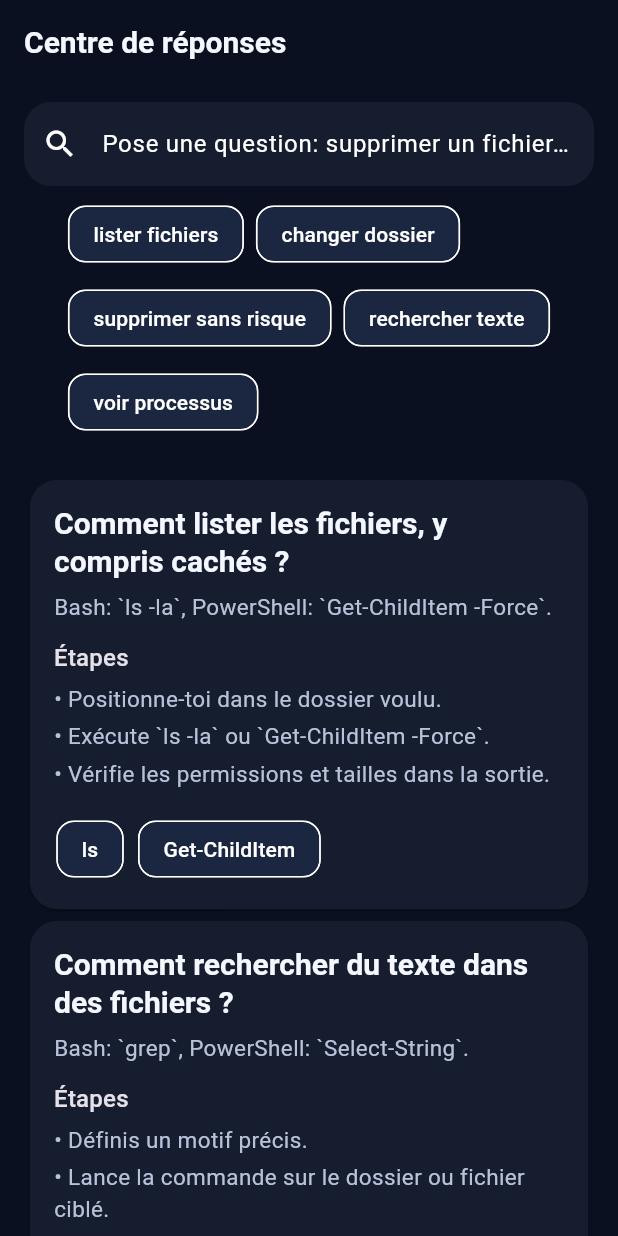
After one commit to stephaneG-frep/shell_bash_bridge, a Flutter app: the AnswersScreen screen opened by its route, after a tap on "lister fichiers", on a phone screen of 412 x 824 dp. The commit adds this screen. Run offline on Flutter 3.47's test engine with Material 3 defaults, Android fonts, the phone set to English and light mode, and no system bars; our stand-ins replace flutter_riverpod, go_router, shared_preferences; accounts and stored records are empty; Roboto replaces fonts that are missing (SF Pro Display).

Commit message:
amélioration

```diff
--- a/lib/app/router.dart
+++ b/lib/app/router.dart
@@ -3,6 +3,7 @@ import 'package:go_router/go_router.dart';
 import '../core/utils/enums.dart';
 import '../features/commands/presentation/command_detail_screen.dart';
 import '../features/commands/presentation/commands_screen.dart';
+import '../features/answers/presentation/answers_screen.dart';
 import '../features/compare/presentation/compare_screen.dart';
 import '../features/favorites/presentation/favorites_screen.dart';
 import '../features/home/presentation/home_screen.dart';
@@ -26,30 +27,49 @@ final appRouter = GoRouter(
       branches: [
         StatefulShellBranch(
           routes: [
-            GoRoute(path: '/home', builder: (context, state) => const HomeScreen()),
+            GoRoute(
+              path: '/home',
+              builder: (context, state) => const HomeScreen(),
+            ),
           ],
         ),
         StatefulShellBranch(
           routes: [
-            GoRoute(path: '/bash', builder: (context, state) => const BashScreen()),
+            GoRoute(
+              path: '/bash',
+              builder: (context, state) => const BashScreen(),
+            ),
           ],
         ),
         StatefulShellBranch(
           routes: [
-            GoRoute(path: '/compare', builder: (context, state) => const CompareScreen()),
+            GoRoute(
+              path: '/compare',
+              builder: (context, state) => const CompareScreen(),
+            ),
           ],
         ),
         StatefulShellBranch(
           routes: [
-            GoRoute(path: '/favorites', builder: (context, state) => const FavoritesScreen()),
+            GoRoute(
+              path: '/favorites',
+              builder: (context, state) => const FavoritesScreen(),
+            ),
           ],
         ),
         StatefulShellBranch(
           routes: [
-            GoRoute(path: '/progress', builder: (context, state) => const ProgressScreen()),
+            GoRoute(
+              path: '/progress',
+              builder: (context, state) => const ProgressScreen(),
+            ),
           ],
         ),
       ],
+    ),
+    GoRoute(
+      path: '/answers',
+      builder: (context, state) => const AnswersScreen(),
     ),
     GoRoute(
       path: '/powershell',
@@ -59,31 +79,41 @@ final appRouter = GoRouter(
       path: '/commands',
       builder: (context, state) {
         final shellName = state.uri.queryParameters['shell'];
-        final shell = ShellType.values.where((e) => e.name == shellName).firstOrNull;
+        final shell = ShellType.values
+            .where((e) => e.name == shellName)
+            .firstOrNull;
         return CommandsScreen(initialShell: shell);
       },
     ),
     GoRoute(
       path: '/command/:id',
-      builder: (context, state) => CommandDetailScreen(commandId: state.pathParameters['id']!),
+      builder: (context, state) =>
+          CommandDetailScreen(commandId: state.pathParameters['id']!),
     ),
     GoRoute(
       path: '/quiz',
       builder: (context, state) {
         final shellName = state.uri.queryParameters['shell'];
-        final shell = ShellType.values.where((e) => e.name == shellName).firstOrNull;
+        final shell = ShellType.values
+            .where((e) => e.name == shellName)
+            .firstOrNull;
         return QuizScreen(shellType: shell);
       },
     ),
     GoRoute(
       path: '/quiz-result',
       builder: (context, state) {
-        final score = int.tryParse(state.uri.queryParameters['score'] ?? '0') ?? 0;
-        final total = int.tryParse(state.uri.queryParameters['total'] ?? '0') ?? 0;
+        final score =
+            int.tryParse(state.uri.queryParameters['score'] ?? '0') ?? 0;
+        final total =
+            int.tryParse(state.uri.queryParameters['total'] ?? '0') ?? 0;
         return QuizResultScreen(score: score, total: total);
       },
     ),
-    GoRoute(path: '/settings', builder: (context, state) => const SettingsScreen()),
+    GoRoute(
+      path: '/settings',
+      builder: (context, state) => const SettingsScreen(),
+    ),
   ],
 );
 
--- /dev/null
+++ b/lib/features/answers/data/mock_answers.dart
@@ -0,0 +1,146 @@
+import '../../../core/utils/enums.dart';
+import '../domain/answer_entry.dart';
+
+const mockAnswers = <AnswerEntry>[
+  AnswerEntry(
+    id: 'a_pwd',
+    question: 'Comment savoir dans quel dossier je suis ?',
+    shortAnswer: 'Utilise `pwd` en Bash ou `Get-Location` en PowerShell.',
+    steps: [
+      'Ouvre ton terminal.',
+      'Tape la commande adaptée au shell.',
+      'Lis le chemin absolu affiché.',
+    ],
+    tags: ['dossier', 'chemin', 'where am i', 'pwd', 'get-location'],
+    relatedCommandIds: ['bash_pwd', 'ps_get_location'],
+  ),
+  AnswerEntry(
+    id: 'a_list_files',
+    question: 'Comment lister les fichiers, y compris cachés ?',
+    shortAnswer: 'Bash: `ls -la`, PowerShell: `Get-ChildItem -Force`.',
+    steps: [
+      'Positionne-toi dans le dossier voulu.',
+      'Exécute `ls -la` ou `Get-ChildItem -Force`.',
+      'Vérifie les permissions et tailles dans la sortie.',
+    ],
+    tags: ['liste', 'fichiers', 'cachés', 'ls', 'dir'],
+    relatedCommandIds: ['bash_ls', 'ps_get_child_item'],
+  ),
+  AnswerEntry(
+    id: 'a_change_dir',
+    question: 'Comment changer de dossier proprement ?',
+    shortAnswer: 'Utilise `cd` (Bash) ou `Set-Location` (PowerShell).',
+    steps: [
+      'Copie le chemin cible.',
+      'Mets des guillemets si le chemin contient des espaces.',
+      'Vérifie avec `pwd` ou `Get-Location`.',
+    ],
+    tags: ['cd', 'set-location', 'navigation', 'répertoire'],
+    relatedCommandIds: [
+      'bash_cd',
+      'ps_set_location',
+      'bash_pwd',
+      'ps_get_location',
+    ],
+  ),
+  AnswerEntry(
+    id: 'a_create_file',
+    question: 'Comment créer un fichier rapidement ?',
+    shortAnswer: 'Bash: `touch`, PowerShell: `New-Item -ItemType File`.',
+    steps: [
+      'Choisis le nom du fichier.',
+      'Crée le fichier avec la commande de ton shell.',
+      'Vérifie qu’il existe avec `ls` ou `Get-ChildItem`.',
+    ],
+    tags: ['créer fichier', 'touch', 'new-item'],
+    relatedCommandIds: ['bash_touch', 'ps_new_item'],
+  ),
+  AnswerEntry(
+    id: 'a_copy_move',
+    question: 'Quelle différence entre copier et déplacer ?',
+    shortAnswer:
+        'Copier garde l’original (`cp`/`Copy-Item`), déplacer le retire de la source (`mv`/`Move-Item`).',
+    steps: [
+      'Copie quand tu veux conserver la source.',
+      'Déplace quand tu veux changer emplacement ou nom.',
+      'Teste sur des fichiers non critiques au début.',
+    ],
+    tags: ['copier', 'déplacer', 'cp', 'mv', 'copy-item', 'move-item'],
+    relatedCommandIds: ['bash_cp', 'bash_mv', 'ps_copy_item', 'ps_move_item'],
+  ),
+  AnswerEntry(
+    id: 'a_delete_safe',
+    question: 'Comment supprimer sans faire d’erreur ?',
+    shortAnswer:
+        'Vérifie toujours le chemin avant `rm`/`Remove-Item`, et simule quand possible.',
+    steps: [
+      'Confirme le dossier courant (`pwd` / `Get-Location`).',
+      'Teste le chemin (`Test-Path` en PowerShell).',
+      'Supprime ensuite la cible exacte.',
+    ],
+    tags: ['supprimer', 'rm', 'remove-item', 'sécurité'],
+    relatedCommandIds: [
+      'bash_rm',
+      'ps_remove_item',
+      'ps_test_path',
+      'bash_pwd',
+    ],
+  ),
+  AnswerEntry(
+    id: 'a_find_text',
+    question: 'Comment rechercher du texte dans des fichiers ?',
+    shortAnswer: 'Bash: `grep`, PowerShell: `Select-String`.',
+    steps: [
+      'Définis un motif précis.',
+      'Lance la commande sur le dossier ou fichier ciblé.',
+      'Affiche le numéro de ligne quand c’est utile.',
+    ],
+    tags: ['recherche texte', 'grep', 'select-string', 'pattern'],
+    relatedCommandIds: ['bash_grep', 'ps_select_string'],
+  ),
+  AnswerEntry(
+    id: 'a_process',
+    question: 'Comment voir les processus actifs ?',
+    shortAnswer: 'Bash: `ps` / `top`, PowerShell: `Get-Process`.',
+    steps: [
+      'Affiche une liste instantanée avec `ps` ou `Get-Process`.',
+      'Pour du temps réel, utilise `top` côté Bash.',
+      'Trie ou filtre selon le nom du processus.',
+    ],
+    tags: ['processus', 'ps', 'top', 'get-process'],
+    relatedCommandIds: ['bash_ps', 'bash_top', 'ps_get_process'],
+  ),
+  AnswerEntry(
+    id: 'a_vars_ps',
+    question: 'Comment gérer les variables en PowerShell ?',
+    shortAnswer:
+        'Utilise `Set-Variable` pour définir et `Get-Variable` pour lire.',
+    steps: [
+      'Crée la variable avec un nom clair.',
+      'Lis-la avec `Get-Variable`.',
+      'Distingue variable de session et variable d’environnement.',
+    ],
+    tags: ['variable', 'powershell', 'set-variable', 'get-variable'],
+    relatedCommandIds: ['ps_set_variable', 'ps_get_variable'],
+    shellType: ShellType.powershell,
+  ),
+  AnswerEntry(
+    id: 'a_quiz_progress',
+    question: 'Comment progresser vite avec l’app ?',
+    shortAnswer:
+        'Enchaîne: apprendre, tester, mettre en favori, refaire un quiz.',
+    steps: [
+      'Consulte 5 commandes débutant.',
+      'Ajoute les plus utiles en favoris.',
+      'Fais un quiz ciblé Bash ou PowerShell.',
+      'Observe ta progression et tes badges.',
+    ],
+    tags: ['progression', 'quiz', 'favoris', 'apprendre'],
+    relatedCommandIds: [
+      'bash_pwd',
+      'bash_ls',
+      'ps_get_location',
+      'ps_get_child_item',
+    ],
+  ),
+];
--- /dev/null
+++ b/lib/features/answers/domain/answer_entry.dart
@@ -0,0 +1,21 @@
+import '../../../core/utils/enums.dart';
+
+class AnswerEntry {
+  const AnswerEntry({
+    required this.id,
+    required this.question,
+    required this.shortAnswer,
+    required this.steps,
+    required this.tags,
+    required this.relatedCommandIds,
+    this.shellType,
+  });
+
+  final String id;
+  final String question;
+  final String shortAnswer;
+  final List<String> steps;
+  final List<String> tags;
+  final List<String> relatedCommandIds;
+  final ShellType? shellType;
+}
--- /dev/null
+++ b/lib/features/answers/presentation/answers_screen.dart
@@ -0,0 +1,80 @@
+import 'package:flutter/material.dart';
+import 'package:flutter_riverpod/flutter_riverpod.dart';
+
+import '../../../app/theme/app_spacing.dart';
+import '../../../core/widgets/app_search_bar.dart';
+import '../../../core/widgets/empty_state_view.dart';
+import '../../../providers/app_providers.dart';
+import 'widgets/answer_card.dart';
+
+class AnswersScreen extends ConsumerWidget {
+  const AnswersScreen({super.key});
+
+  @override
+  Widget build(BuildContext context, WidgetRef ref) {
+    final query = ref.watch(answerQueryProvider);
+    final answers = ref.watch(filteredAnswersProvider);
+
+    return Scaffold(
+      appBar: AppBar(title: const Text('Centre de réponses')),
+      body: Column(
+        children: [
+          Padding(
+            padding: const EdgeInsets.fromLTRB(
+              AppSpacing.lg,
+              AppSpacing.md,
+              AppSpacing.lg,
+              AppSpacing.sm,
+            ),
+            child: AppSearchBar(
+              hintText:
+                  'Pose une question: supprimer un fichier, rechercher texte...',
+              onChanged: (value) =>
+                  ref.read(answerQueryProvider.notifier).state = value,
+            ),
+          ),
+          Padding(
+            padding: const EdgeInsets.symmetric(horizontal: AppSpacing.lg),
+            child: Wrap(
+              spacing: AppSpacing.sm,
+              runSpacing: AppSpacing.sm,
+              children:
+                  [
+                        'lister fichiers',
+                        'changer dossier',
+                        'supprimer sans risque',
+                        'rechercher texte',
+                        'voir processus',
+                      ]
+                      .map(
+                        (s) => ActionChip(
+                          label: Text(s),
+                          onPressed: () =>
+                              ref.read(answerQueryProvider.notifier).state = s,
+                        ),
+                      )
+                      .toList(),
+            ),
+          ),
+          const SizedBox(height: AppSpacing.sm),
+          Expanded(
+            child: answers.isEmpty
+                ? EmptyStateView(
+                    icon: Icons.help_outline,
+                    title: 'Pas encore de réponse',
+                    message: query.trim().isEmpty
+                        ? 'Pose une question pour obtenir un guide pas à pas.'
+                        : 'Essaie avec des mots-clés plus simples.',
+                  )
+                : ListView.builder(
+                    padding: const EdgeInsets.all(AppSpacing.lg),
+                    itemCount: answers.length,
+                    itemBuilder: (context, index) =>
+                        AnswerCard(entry: answers[index]),
+                  ),
+          ),
+        ],
+      ),
+    );
+  }
+}
--- /dev/null
+++ b/lib/features/answers/presentation/widgets/answer_card.dart
@@ -0,0 +1,59 @@
+import 'package:flutter/material.dart';
+import 'package:flutter_riverpod/flutter_riverpod.dart';
+import 'package:go_router/go_router.dart';
+
+import '../../../../app/theme/app_spacing.dart';
+import '../../../../providers/app_providers.dart';
+import '../../domain/answer_entry.dart';
+
+class AnswerCard extends ConsumerWidget {
+  const AnswerCard({super.key, required this.entry});
+
+  final AnswerEntry entry;
+
+  @override
+  Widget build(BuildContext context, WidgetRef ref) {
+    return Card(
+      child: Padding(
+        padding: const EdgeInsets.all(AppSpacing.lg),
+        child: Column(
+          crossAxisAlignment: CrossAxisAlignment.start,
+          children: [
+            Text(entry.question, style: Theme.of(context).textTheme.titleLarge),
+            const SizedBox(height: AppSpacing.sm),
+            Text(
+              entry.shortAnswer,
+              style: Theme.of(context).textTheme.bodyMedium,
+            ),
+            const SizedBox(height: AppSpacing.md),
+            Text('Étapes', style: Theme.of(context).textTheme.titleMedium),
+            const SizedBox(height: AppSpacing.xs),
+            ...entry.steps.map(
+              (s) => Padding(
+                padding: const EdgeInsets.only(bottom: AppSpacing.xs),
+                child: Text(
+                  '• $s',
+                  style: Theme.of(context).textTheme.bodyMedium,
+                ),
+              ),
+            ),
+            if (entry.relatedCommandIds.isNotEmpty) ...[
+              const SizedBox(height: AppSpacing.md),
+              Wrap(
+                spacing: AppSpacing.sm,
+                runSpacing: AppSpacing.sm,
+                children: entry.relatedCommandIds.map((id) {
+                  final command = ref.watch(commandByIdProvider(id));
+                  return ActionChip(
+                    label: Text(command?.name ?? id.replaceAll('_', ' ')),
+                    onPressed: () => context.push('/command/$id'),
+                  );
+                }).toList(),
+              ),
+            ],
+          ],
+        ),
+      ),
+    );
+  }
+}
--- a/lib/features/home/presentation/home_screen.dart
+++ b/lib/features/home/presentation/home_screen.dart
@@ -28,6 +28,10 @@ class HomeScreen extends ConsumerWidget {
         title: const Text('Shell-Bash-Bridge'),
         actions: [
           IconButton(
+            onPressed: () => context.push('/answers'),
+            icon: const Icon(Icons.help_center_outlined),
+          ),
+          IconButton(
             onPressed: () => context.push('/settings'),
             icon: const Icon(Icons.settings_outlined),
           ),
@@ -37,7 +41,10 @@ class HomeScreen extends ConsumerWidget {
         child: ListView(
           padding: const EdgeInsets.all(AppSpacing.lg),
           children: [
-            Text('Commencer ici', style: Theme.of(context).textTheme.titleLarge),
+            Text(
+              'Commencer ici',
+              style: Theme.of(context).textTheme.titleLarge,
+            ),
             const SizedBox(height: AppSpacing.sm),
             Text(
               'Apprends Bash et PowerShell étape par étape, puis compare les commandes.',
@@ -51,6 +58,13 @@ class HomeScreen extends ConsumerWidget {
               },
             ),
             const SizedBox(height: AppSpacing.lg),
+            HomeHeroCard(
+              title: 'Trouver ma réponse',
+              subtitle: 'Question libre, réponse guidée et commandes liées.',
+              icon: Icons.psychology_alt_outlined,
+              color: AppColors.secondaryAccent,
+              onTap: () => context.push('/answers'),
+            ),
             HomeHeroCard(
               title: 'Apprendre Bash',
               subtitle: 'Navigation, fichiers, système, scripts.',
@@ -97,7 +111,9 @@ class HomeScreen extends ConsumerWidget {
                 isFavorite: progress.favoriteCommandIds.contains(item.id),
                 onTap: () => context.push('/command/${item.id}'),
                 onFavoriteTap: () {
-                  ref.read(userProgressProvider.notifier).toggleFavorite(item.id);
+                  ref
+                      .read(userProgressProvider.notifier)
+                      .toggleFavorite(item.id);
                 },
               ),
             ),
@@ -111,7 +127,9 @@ class HomeScreen extends ConsumerWidget {
                   isFavorite: true,
                   onTap: () => context.push('/command/${item.id}'),
                   onFavoriteTap: () {
-                    ref.read(userProgressProvider.notifier).toggleFavorite(item.id);
+                    ref
+                        .read(userProgressProvider.notifier)
+                        .toggleFavorite(item.id);
                   },
                 ),
               ),
@@ -127,7 +145,8 @@ class HomeScreen extends ConsumerWidget {
             ),
             const SizedBox(height: AppSpacing.lg),
             FilledButton.tonalIcon(
-              onPressed: () => context.push('/quiz?shell=${ShellType.bash.name}'),
+              onPressed: () =>
+                  context.push('/quiz?shell=${ShellType.bash.name}'),
               icon: const Icon(Icons.quiz_outlined),
               label: const Text('Quiz Bash rapide'),
             ),
--- a/lib/providers/app_providers.dart
+++ b/lib/providers/app_providers.dart
@@ -6,6 +6,8 @@ import 'package:shared_preferences/shared_preferences.dart';
 import '../core/constants/app_strings.dart';
 import '../core/utils/enums.dart';
 import '../features/categories/domain/command_category.dart';
+import '../features/answers/data/mock_answers.dart';
+import '../features/answers/domain/answer_entry.dart';
 import '../features/commands/data/commands_repository.dart';
 import '../features/commands/domain/command_item.dart';
 import '../features/compare/data/mock_comparisons.dart';
@@ -34,9 +36,62 @@ final comparisonsProvider = Provider<List<CommandComparison>>((ref) {
   return mockComparisons;
 });
 
-final quizQuestionsProvider = Provider.family<List<QuizQuestion>, ShellType?>((ref, shell) {
+final answersProvider = Provider<List<AnswerEntry>>((ref) {
+  return mockAnswers;
+});
+
+final answerQueryProvider = StateProvider<String>((ref) => '');
+
+final filteredAnswersProvider = Provider<List<AnswerEntry>>((ref) {
+  final query = ref.watch(answerQueryProvider).trim().toLowerCase();
+  final answers = ref.watch(answersProvider);
+  if (query.isEmpty) return answers;
+
+  final tokens = query
+      .split(RegExp(r'\s+'))
+      .where((t) => t.isNotEmpty)
+      .toList();
+  int scoreFor(AnswerEntry entry) {
+    var score = 0;
+    final haystack = [
+      entry.question.toLowerCase(),
+      entry.shortAnswer.toLowerCase(),
+      ...entry.tags.map((e) => e.toLowerCase()),
+      ...entry.steps.map((e) => e.toLowerCase()),
+    ].join(' ');
+
+    for (final token in tokens) {
+      if (haystack.contains(token)) {
+        score += 2;
+      }
+      if (entry.question.toLowerCase().contains(token)) {
+        score += 2;
+      }
+      if (entry.tags.any((tag) => tag.toLowerCase().contains(token))) {
+        score += 3;
+      }
+    }
+    return score;
+  }
+
+  final ranked =
+      answers
+          .map((e) => (entry: e, score: scoreFor(e)))
+          .where((item) => item.score > 0)
+          .toList()
+        ..sort((a, b) => b.score.compareTo(a.score));
+
+  return ranked.map((item) => item.entry).toList();
+});
+
+final quizQuestionsProvider = Provider.family<List<QuizQuestion>, ShellType?>((
+  ref,
+  shell,
+) {
   if (shell == null) return mockQuizQuestions;
-  return mockQuizQuestions.where((q) => q.shellType == null || q.shellType == shell).toList();
+  return mockQuizQuestions
+      .where((q) => q.shellType == null || q.shellType == shell)
+      .toList();
 });
 
 class CommandFilterState {
@@ -95,7 +150,8 @@ class CommandFilterNotifier extends StateNotifier<CommandFilterState> {
     state = state.copyWith(difficulty: value);
   }
 
-  void setOnlyFavorites(bool value) => state = state.copyWith(onlyFavorites: value);
+  void setOnlyFavorites(bool value) =>
+      state = state.copyWith(onlyFavorites: value);
 
   void setShell(ShellType? value) {
     if (value == null) {
@@ -110,9 +166,10 @@ class CommandFilterNotifier extends StateNotifier<CommandFilterState> {
   }
 }
 
-final commandFilterProvider = StateNotifierProvider<CommandFilterNotifier, CommandFilterState>((ref) {
-  return CommandFilterNotifier();
-});
+final commandFilterProvider =
+    StateNotifierProvider<CommandFilterNotifier, CommandFilterState>((ref) {
+      return CommandFilterNotifier();
+    });
 
 class UserProgressNotifier extends StateNotifier<UserProgress> {
   UserProgressNotifier() : super(UserProgress.initial()) {
@@ -145,7 +202,11 @@ class UserProgressNotifier extends StateNotifier<UserProgress> {
     await _save();
   }
 
-  Future<void> markCommandViewed(String commandId, ShellType shellType, int totalInShell) async {
+  Future<void> markCommandViewed(
+    String commandId,
+    ShellType shellType,
+    int totalInShell,
+  ) async {
     final viewed = [...state.viewedCommandIds];
     if (!viewed.contains(commandId)) {
       viewed.add(commandId);
@@ -158,7 +219,9 @@ class UserProgressNotifier extends StateNotifier<UserProgress> {
       viewedCommandIds: viewed,
       bashProgress: totalInShell == 0 && shellType == ShellType.bash
           ? state.bashProgress
-          : (shellType == ShellType.bash ? (viewedBash / totalInShell).clamp(0, 1) : state.bashProgress),
+          : (shellType == ShellType.bash
+                ? (viewedBash / totalInShell).clamp(0, 1)
+                : state.bashProgress),
       powershellProgress: totalInShell == 0 && shellType == ShellType.powershell
           ? state.powershellProgress
           : (shellType == ShellType.powershell
@@ -210,13 +273,17 @@ class UserProgressNotifier extends StateNotifier<UserProgress> {
   }
 }
 
-final userProgressProvider = StateNotifierProvider<UserProgressNotifier, UserProgress>((ref) {
-  return UserProgressNotifier();
-});
+final userProgressProvider =
+    StateNotifierProvider<UserProgressNotifier, UserProgress>((ref) {
+      return UserProgressNotifier();
+    });
 
 final favoriteCommandsProvider = Provider<List<CommandItem>>((ref) {
   final favorites = ref.watch(userProgressProvider).favoriteCommandIds.toSet();
-  return ref.watch(allCommandsProvider).where((cmd) => favorites.contains(cmd.id)).toList();
+  return ref
+      .watch(allCommandsProvider)
+      .where((cmd) => favorites.contains(cmd.id))
+      .toList();
 });
 
 final filteredCommandsProvider = Provider<List<CommandItem>>((ref) {
@@ -225,14 +292,21 @@ final filteredCommandsProvider = Provider<List<CommandItem>>((ref) {
   final favorites = ref.watch(userProgressProvider).favoriteCommandIds.toSet();
 
   return commands.where((cmd) {
-    if (filter.shellType != null && cmd.shellType != filter.shellType) return false;
-    if (filter.categoryId != null && cmd.categoryId != filter.categoryId) return false;
-    if (filter.difficulty != null && cmd.difficulty != filter.difficulty) return false;
+    if (filter.shellType != null && cmd.shellType != filter.shellType) {
+      return false;
+    }
+    if (filter.categoryId != null && cmd.categoryId != filter.categoryId) {
+      return false;
+    }
+    if (filter.difficulty != null && cmd.difficulty != filter.difficulty) {
+      return false;
+    }
     if (filter.onlyFavorites && !favorites.contains(cmd.id)) return false;
 
     if (filter.query.trim().isNotEmpty) {
       final q = filter.query.trim().toLowerCase();
-      final searchable = '${cmd.name} ${cmd.shortDescription} ${cmd.syntax}'.toLowerCase();
+      final searchable = '${cmd.name} ${cmd.shortDescription} ${cmd.syntax}'
+          .toLowerCase();
       return searchable.contains(q);
     }
 
@@ -301,10 +375,16 @@ class QuizSessionNotifier extends StateNotifier<QuizSession> {
   }
 
   void submitAnswer() {
-    if (state.selectedIndex == null || state.submitted || state.isCompleted) return;
-    final isCorrect = state.selectedIndex == state.currentQuestion.correctAnswerIndex;
+    if (state.selectedIndex == null || state.submitted || state.isCompleted) {
+      return;
+    }
+    final isCorrect =
+        state.selectedIndex == state.currentQuestion.correctAnswerIndex;
 
-    state = state.copyWith(submitted: true, score: state.score + (isCorrect ? 1 : 0));
+    state = state.copyWith(
+      submitted: true,
+      score: state.score + (isCorrect ? 1 : 0),
+    );
   }
 
   void nextQuestion() {
@@ -312,7 +392,11 @@ class QuizSessionNotifier extends StateNotifier<QuizSession> {
 
     final nextIndex = state.currentIndex + 1;
     if (nextIndex >= state.questions.length) {
-      state = state.copyWith(currentIndex: nextIndex, clearSelected: true, submitted: false);
+      state = state.copyWith(
+        currentIndex: nextIndex,
+        clearSelected: true,
+        submitted: false,
+      );
       return;
     }
 
@@ -329,7 +413,10 @@ class QuizSessionNotifier extends StateNotifier<QuizSession> {
 }
 
 final quizSessionProvider =
-    StateNotifierProvider.family<QuizSessionNotifier, QuizSession, ShellType?>((ref, shell) {
+    StateNotifierProvider.family<QuizSessionNotifier, QuizSession, ShellType?>((
+      ref,
+      shell,
+    ) {
       final questions = ref.watch(quizQuestionsProvider(shell));
       return QuizSessionNotifier(questions);
     });
```
